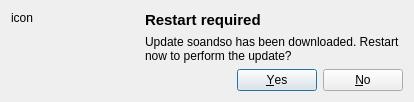
Before: the Qt Designer form src/gui/updater/updatedownloadeddialog.ui in GrossLukas/client, drawn with Qt 5.
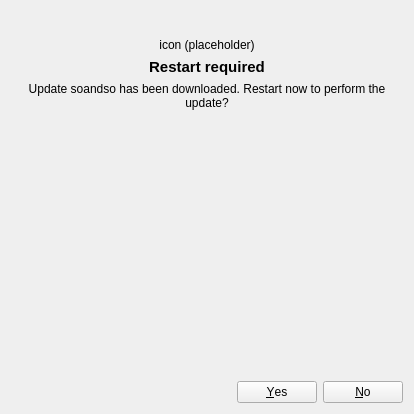
After: the same form once the commit is applied.

Commit message:
Adopt Update dialogs to the new modal widget experience
Fixes: #11593

```diff
--- a/src/gui/updater/updatedownloadeddialog.ui
+++ b/src/gui/updater/updatedownloadeddialog.ui
@@ -1,13 +1,13 @@
 <?xml version="1.0" encoding="UTF-8"?>
 <ui version="4.0">
  <class>UpdateDownloadedDialog</class>
- <widget class="QDialog" name="UpdateDownloadedDialog">
+ <widget class="QWidget" name="UpdateDownloadedDialog">
   <property name="geometry">
    <rect>
     <x>0</x>
     <y>0</y>
     <width>414</width>
-    <height>160</height>
+    <height>414</height>
    </rect>
   </property>
   <property name="sizePolicy">
@@ -16,31 +16,52 @@
     <verstretch>0</verstretch>
    </sizepolicy>
   </property>
-  <property name="windowTitle">
-   <string>Update downloaded</string>
-  </property>
-  <layout class="QHBoxLayout" name="horizontalLayout" stretch="0,1">
-   <property name="sizeConstraint">
-    <enum>QLayout::SetMaximumSize</enum>
-   </property>
+  <layout class="QVBoxLayout" name="verticalLayout">
+   <item>
+    <spacer name="verticalSpacer_2">
+     <property name="orientation">
+      <enum>Qt::Vertical</enum>
+     </property>
+     <property name="sizeHint" stdset="0">
+      <size>
+       <width>20</width>
+       <height>40</height>
+      </size>
+     </property>
+    </spacer>
+   </item>
    <item>
+    <layout class="QGridLayout" name="gridLayout">
+     <item row="0" column="0">
     <widget class="QLabel" name="iconLabel">
+       <property name="sizePolicy">
+        <sizepolicy hsizetype="Fixed" vsizetype="Fixed">
+         <horstretch>0</horstretch>
+         <verstretch>0</verstretch>
+        </sizepolicy>
+       </property>
      <property name="minimumSize">
       <size>
        <width>128</width>
        <height>0</height>
       </size>
      </property>
+       <property name="maximumSize">
+        <size>
+         <width>128</width>
+         <height>128</height>
+        </size>
+       </property>
      <property name="text">
-      <string notr="true">icon</string>
+        <string notr="true">icon (placeholder)</string>
      </property>
      <property name="alignment">
-      <set>Qt::AlignLeading|Qt::AlignLeft|Qt::AlignTop</set>
+        <set>Qt::AlignCenter</set>
      </property>
     </widget>
    </item>
-   <item>
-    <layout class="QVBoxLayout" name="verticalLayout" stretch="0,1,0">
+    </layout>
+   </item>
      <item>
       <widget class="QLabel" name="headingLabel">
        <property name="sizePolicy">
@@ -53,7 +74,7 @@
         <string>&lt;html&gt;&lt;head/&gt;&lt;body&gt;&lt;p&gt;&lt;span style=&quot; font-size:11pt; font-weight:700;&quot;&gt;Restart required&lt;/span&gt;&lt;/p&gt;&lt;/body&gt;&lt;/html&gt;</string>
        </property>
        <property name="alignment">
-        <set>Qt::AlignLeading|Qt::AlignLeft|Qt::AlignTop</set>
+      <set>Qt::AlignHCenter|Qt::AlignTop</set>
        </property>
       </widget>
      </item>
@@ -74,19 +95,33 @@
        <property name="text">
         <string notr="true">Update soandso has been downloaded. Restart now to perform the update?</string>
        </property>
+     <property name="alignment">
+      <set>Qt::AlignCenter</set>
+     </property>
        <property name="wordWrap">
         <bool>true</bool>
        </property>
       </widget>
      </item>
+   <item>
+    <spacer name="verticalSpacer">
+     <property name="orientation">
+      <enum>Qt::Vertical</enum>
+     </property>
+     <property name="sizeHint" stdset="0">
+      <size>
+       <width>20</width>
+       <height>277</height>
+      </size>
+     </property>
+    </spacer>
+   </item>
      <item>
       <widget class="QDialogButtonBox" name="buttonBox">
        <property name="standardButtons">
         <set>QDialogButtonBox::No|QDialogButtonBox::Yes</set>
        </property>
       </widget>
-     </item>
-    </layout>
    </item>
   </layout>
  </widget>
```
Lines whose indentation alone changed are shown as unchanged. The commit also changes 7 other files.
